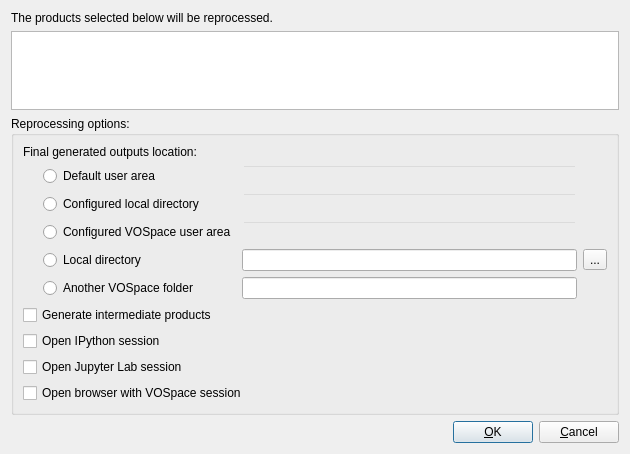
The window that qpfhmi/dlgreproc.ui (aardalath/qpf) describes before a commit, drawn with Qt 5.
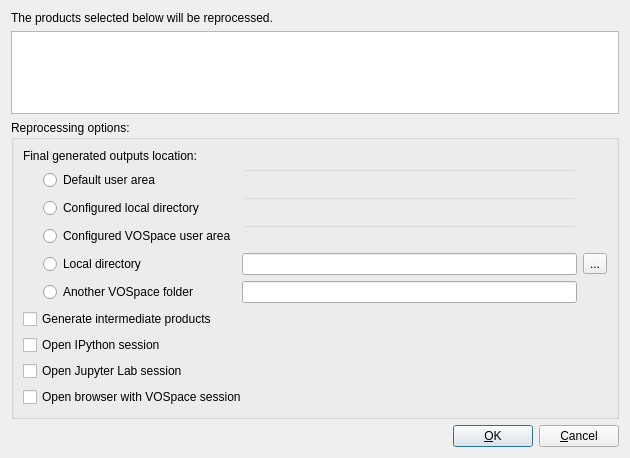
The same window after the commit.

The edit to the form file:
```diff
--- a/qpfhmi/dlgreproc.ui
+++ b/qpfhmi/dlgreproc.ui
@@ -7,15 +7,15 @@
     <x>0</x>
     <y>0</y>
     <width>630</width>
-    <height>454</height>
+    <height>458</height>
    </rect>
   </property>
   <property name="windowTitle">
-   <string>Swarm Definition Editor</string>
+   <string>Products Reprocessing</string>
   </property>
   <layout class="QVBoxLayout" name="verticalLayout_2">
    <item>
-    <widget class="QLabel" name="label">
+    <widget class="QLabel" name="lblDesc">
      <property name="text">
       <string>The products selected below will be reprocessed.</string>
      </property>
@@ -25,7 +25,7 @@
     <widget class="QListWidget" name="lstInputProducts"/>
    </item>
    <item>
-    <widget class="QGroupBox" name="groupBox">
+    <widget class="QGroupBox" name="grpboxOptions">
      <property name="title">
       <string>Reprocessing options:</string>
      </property>
@@ -151,6 +151,27 @@
        </layout>
       </item>
       <item>
+       <widget class="QFrame" name="frmAdditionalOpts">
+        <property name="frameShape">
+         <enum>QFrame::NoFrame</enum>
+        </property>
+        <property name="frameShadow">
+         <enum>QFrame::Raised</enum>
+        </property>
+        <layout class="QVBoxLayout" name="verticalLayout_3">
+         <property name="leftMargin">
+          <number>0</number>
+         </property>
+         <property name="topMargin">
+          <number>0</number>
+         </property>
+         <property name="rightMargin">
+          <number>0</number>
+         </property>
+         <property name="bottomMargin">
+          <number>0</number>
+         </property>
+         <item>
        <widget class="QCheckBox" name="chkGenIntermProd">
         <property name="text">
          <string>Generate intermediate products</string>
@@ -187,6 +208,9 @@
      </layout>
     </widget>
    </item>
+     </layout>
+    </widget>
+   </item>
    <item>
     <layout class="QHBoxLayout" name="horizontalLayout_8">
      <property name="leftMargin">
```
Left out of the diff: 2 changed lines with no effect on the pictures. Lines whose indentation alone changed are shown as unchanged.
